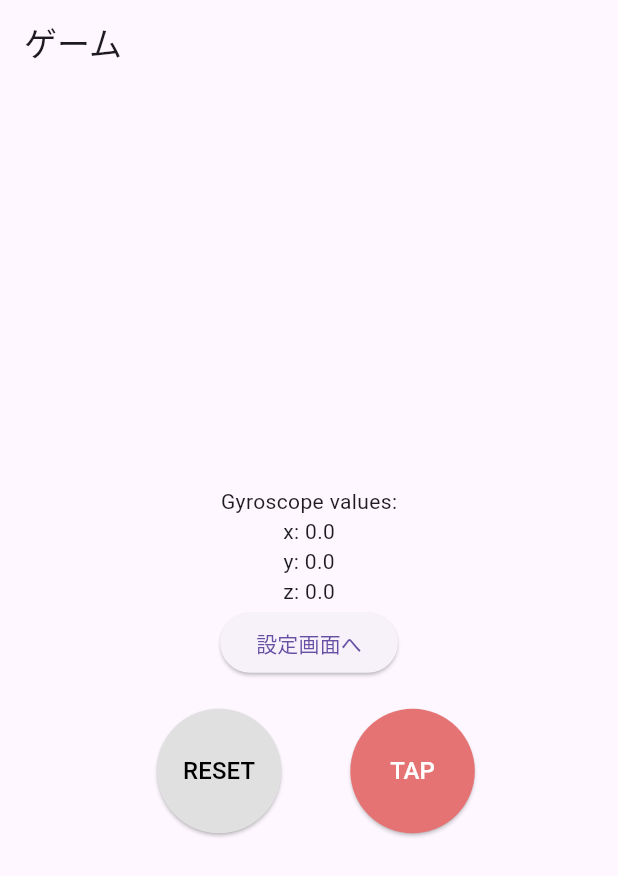
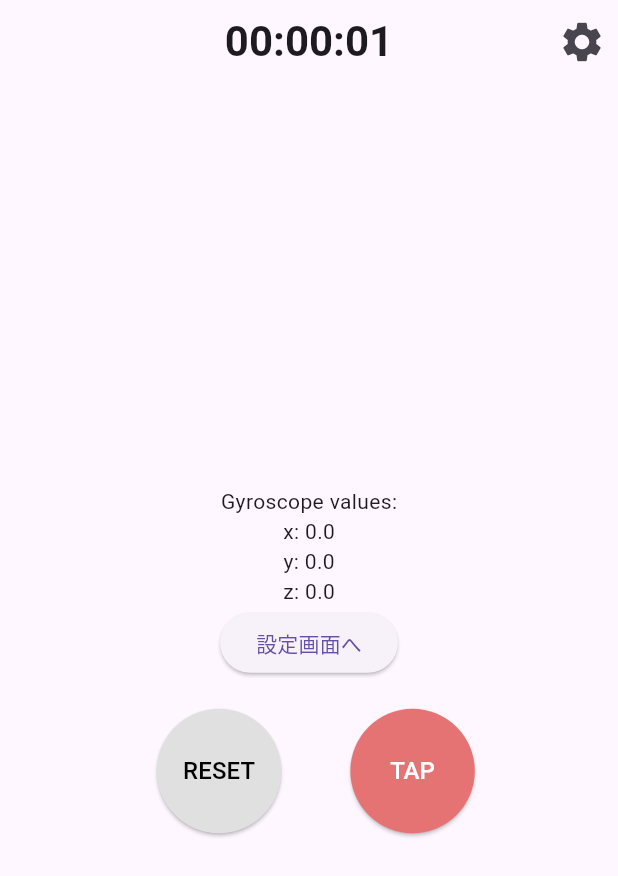
Before and after one commit to tanakacha/flutter_jr_hackathon, a Flutter app: the screen it shows after launch, after a tap on "ゲームへ", on a phone screen of 412 x 824 dp. Shown: the top 876 px of the screen. Run offline on Flutter 3.47's test engine with Material 3 defaults, Android fonts, the phone set to English and light mode, and no system bars; our stand-ins replace go_router, sensors_plus.

Commit message:
タイマー機能と設定のアイコンを追加

```diff
--- a/lib/scenes/game/game_screen.dart
+++ b/lib/scenes/game/game_screen.dart
@@ -1,3 +1,4 @@
+import 'dart:async';
 import 'package:flutter/material.dart';
 import 'package:go_router/go_router.dart';
 import 'package:sensors_plus/sensors_plus.dart';
@@ -11,6 +12,8 @@ class GameScreen extends StatefulWidget {
 
 class _GameScreenState extends State<GameScreen> {
   double x = 0.0, y = 0.0, z = 0.0;
+  int timerValue = 0;
+  late Timer _timer;
 
   @override
   void initState() {
@@ -22,13 +25,40 @@ class _GameScreenState extends State<GameScreen> {
         z = event.z;
       });
     });
+
+    startTimer();
+  }
+
+  @override
+  void dispose() {
+    _timer.cancel();
+    super.dispose();
+  }
+
+  // タイマーをスタート
+  void startTimer() {
+    _timer = Timer.periodic(const Duration(seconds: 1), (timer) {
+      setState(() {
+        timerValue++;
+      });
+    });
   }
 
   @override
   Widget build(BuildContext context) {
     return Scaffold(
       appBar: AppBar(
-        title: Text('ゲーム'),
+        centerTitle: true,
+        title: Text(
+          '00:00:${timerValue.toString().padLeft(2, '0')}',
+          style: const TextStyle(fontSize: 28, fontWeight: FontWeight.bold),
+        ),
+        actions: [
+          IconButton(
+            icon: const Icon(Icons.settings, size: 32),
+            onPressed: () {},
+          ),
+        ],
       ),
       body: Center(
         child: Column(
```
